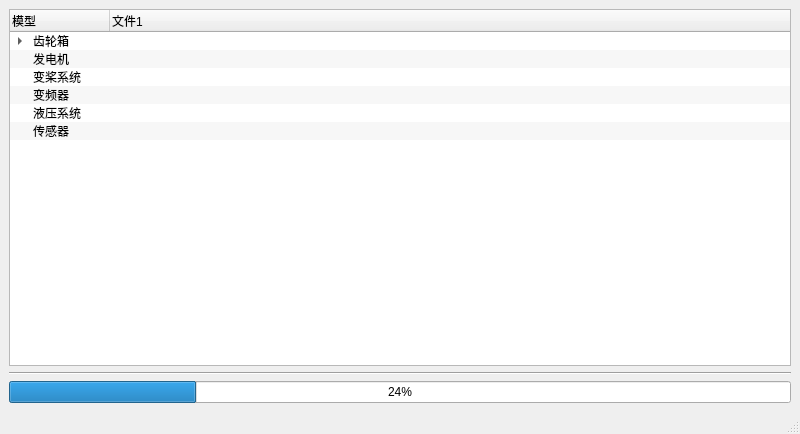
The window that res/ui/run.ui (LiYorange/MyOFP2.0) describes before a commit, drawn with Qt 5.
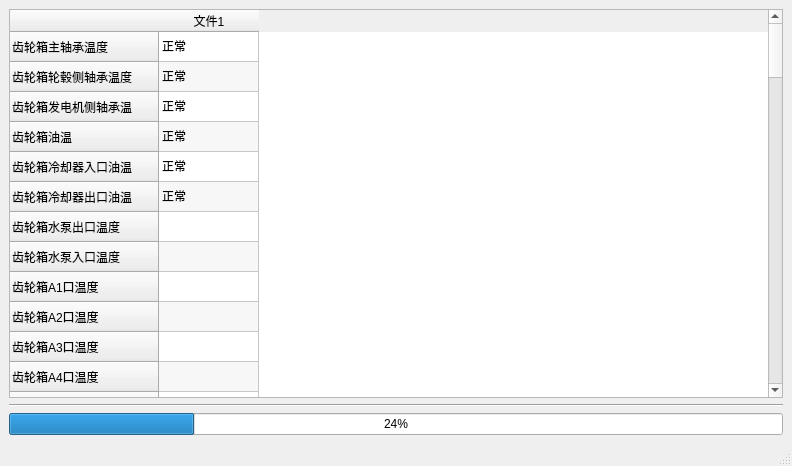
The same window after the commit.

Commit message: 完成TM MM M之间的通讯以及多文件处理

```diff
--- a/res/ui/run.ui
+++ b/res/ui/run.ui
@@ -6,8 +6,8 @@
    <rect>
     <x>0</x>
     <y>0</y>
-    <width>800</width>
-    <height>434</height>
+    <width>792</width>
+    <height>466</height>
    </rect>
   </property>
   <property name="windowTitle">
@@ -16,9 +16,27 @@
   <widget class="QWidget" name="centralwidget">
    <layout class="QVBoxLayout" name="verticalLayout">
     <item>
-     <widget class="QTreeWidget" name="treeWidget">
+     <widget class="QTableWidget" name="tableWidget">
+      <property name="frameShape">
+       <enum>QFrame::StyledPanel</enum>
+      </property>
+      <property name="frameShadow">
+       <enum>QFrame::Sunken</enum>
+      </property>
+      <property name="lineWidth">
+       <number>3</number>
+      </property>
+      <property name="midLineWidth">
+       <number>1</number>
+      </property>
+      <property name="verticalScrollBarPolicy">
+       <enum>Qt::ScrollBarAsNeeded</enum>
+      </property>
+      <property name="horizontalScrollBarPolicy">
+       <enum>Qt::ScrollBarAsNeeded</enum>
+      </property>
       <property name="sizeAdjustPolicy">
-       <enum>QAbstractScrollArea::AdjustToContents</enum>
+       <enum>QAbstractScrollArea::AdjustToContentsOnFirstShow</enum>
       </property>
       <property name="editTriggers">
        <set>QAbstractItemView::CurrentChanged|QAbstractItemView::DoubleClicked|QAbstractItemView::EditKeyPressed|QAbstractItemView::SelectedClicked</set>
@@ -29,231 +47,503 @@
       <property name="selectionMode">
        <enum>QAbstractItemView::SingleSelection</enum>
       </property>
-      <property name="selectionBehavior">
-       <enum>QAbstractItemView::SelectItems</enum>
+      <property name="textElideMode">
+       <enum>Qt::ElideNone</enum>
       </property>
-      <property name="allColumnsShowFocus">
+      <property name="showGrid">
        <bool>true</bool>
       </property>
-      <attribute name="headerCascadingSectionResizes">
+      <property name="gridStyle">
+       <enum>Qt::SolidLine</enum>
+      </property>
+      <property name="sortingEnabled">
+       <bool>true</bool>
+      </property>
+      <property name="wordWrap">
        <bool>false</bool>
-      </attribute>
-      <attribute name="headerShowSortIndicator" stdset="0">
+      </property>
+      <property name="cornerButtonEnabled">
        <bool>false</bool>
-      </attribute>
-      <column>
-       <property name="text">
-        <string>模型</string>
-       </property>
-      </column>
-      <column>
-       <property name="text">
-        <string>文件1</string>
-       </property>
-      </column>
-      <item>
-       <property name="text">
-        <string>齿轮箱</string>
-       </property>
-       <item>
+      </property>
+      <property name="columnCount">
+       <number>1</number>
+      </property>
+      <attribute name="horizontalHeaderVisible">
+       <bool>true</bool>
+      </attribute>
+      <attribute name="horizontalHeaderCascadingSectionResizes">
+       <bool>true</bool>
+      </attribute>
+      <attribute name="horizontalHeaderHighlightSections">
+       <bool>false</bool>
+      </attribute>
+      <attribute name="horizontalHeaderShowSortIndicator" stdset="0">
+       <bool>false</bool>
+      </attribute>
+      <attribute name="horizontalHeaderStretchLastSection">
+       <bool>false</bool>
+      </attribute>
+      <attribute name="verticalHeaderVisible">
+       <bool>true</bool>
+      </attribute>
+      <attribute name="verticalHeaderCascadingSectionResizes">
+       <bool>true</bool>
+      </attribute>
+      <attribute name="verticalHeaderMinimumSectionSize">
+       <number>25</number>
+      </attribute>
+      <attribute name="verticalHeaderDefaultSectionSize">
+       <number>30</number>
+      </attribute>
+      <attribute name="verticalHeaderShowSortIndicator" stdset="0">
+       <bool>false</bool>
+      </attribute>
+      <attribute name="verticalHeaderStretchLastSection">
+       <bool>false</bool>
+      </attribute>
+      <row>
         <property name="text">
          <string>齿轮箱主轴承温度</string>
         </property>
-       </item>
-       <item>
+      </row>
+      <row>
         <property name="text">
          <string>齿轮箱轮毂侧轴承温度</string>
         </property>
-       </item>
-       <item>
+      </row>
+      <row>
         <property name="text">
          <string>齿轮箱发电机侧轴承温</string>
         </property>
-       </item>
-       <item>
+      </row>
+      <row>
         <property name="text">
          <string>齿轮箱油温</string>
         </property>
-       </item>
-       <item>
+      </row>
+      <row>
         <property name="text">
          <string>齿轮箱冷却器入口油温</string>
         </property>
-       </item>
-       <item>
+      </row>
+      <row>
         <property name="text">
          <string>齿轮箱冷却器出口油温</string>
         </property>
-       </item>
-       <item>
+      </row>
+      <row>
         <property name="text">
          <string>齿轮箱水泵出口温度</string>
         </property>
-       </item>
-       <item>
+      </row>
+      <row>
         <property name="text">
          <string>齿轮箱水泵入口温度</string>
         </property>
-       </item>
-       <item>
+      </row>
+      <row>
         <property name="text">
          <string>齿轮箱A1口温度</string>
         </property>
-       </item>
-       <item>
+      </row>
+      <row>
         <property name="text">
          <string>齿轮箱A2口温度</string>
         </property>
-       </item>
-       <item>
+      </row>
+      <row>
         <property name="text">
          <string>齿轮箱A3口温度</string>
         </property>
-       </item>
-       <item>
+      </row>
+      <row>
         <property name="text">
          <string>齿轮箱A4口温度</string>
         </property>
-       </item>
-       <item>
+      </row>
+      <row>
         <property name="text">
          <string>齿轮箱A1口压力</string>
         </property>
-       </item>
-       <item>
+      </row>
+      <row>
         <property name="text">
          <string>齿轮箱A2口压力</string>
         </property>
-       </item>
-       <item>
+      </row>
+      <row>
         <property name="text">
          <string>齿轮箱A3口压力</string>
         </property>
-       </item>
-       <item>
+      </row>
+      <row>
         <property name="text">
          <string>齿轮箱A4口压力</string>
         </property>
-       </item>
-       <item>
+      </row>
+      <row>
         <property name="text">
          <string>齿轮箱主泵1_1出口压力</string>
         </property>
-       </item>
-       <item>
+      </row>
+      <row>
         <property name="text">
          <string>齿轮箱主泵1_2出口压力</string>
         </property>
-       </item>
-       <item>
+      </row>
+      <row>
         <property name="text">
          <string>齿轮箱主泵2_1出口压力</string>
         </property>
-       </item>
-       <item>
+      </row>
+      <row>
         <property name="text">
          <string>齿轮箱主泵2_2出口压力</string>
         </property>
-       </item>
-       <item>
+      </row>
+      <row>
         <property name="text">
          <string>齿轮箱主泵滤芯压差1_1</string>
         </property>
-       </item>
-       <item>
+      </row>
+      <row>
         <property name="text">
          <string>齿轮箱主泵滤芯压差1_2</string>
         </property>
-       </item>
-       <item>
+      </row>
+      <row>
         <property name="text">
          <string>齿轮箱主泵滤芯压差2_1</string>
         </property>
-       </item>
-       <item>
+      </row>
+      <row>
         <property name="text">
          <string>齿轮箱主泵滤芯压差2_2</string>
         </property>
-       </item>
-       <item>
+      </row>
+      <row>
         <property name="text">
          <string>齿轮箱冷却泵出口压力</string>
         </property>
-       </item>
-       <item>
+      </row>
+      <row>
         <property name="text">
          <string>齿轮箱过滤泵出口压力</string>
         </property>
-       </item>
-       <item>
+      </row>
+      <row>
         <property name="text">
          <string>齿轮箱油位</string>
         </property>
-       </item>
-       <item>
+      </row>
+      <row>
         <property name="text">
          <string>齿轮箱水泵1温差</string>
         </property>
-       </item>
-       <item>
+      </row>
+      <row>
         <property name="text">
          <string>齿轮箱水泵2温差</string>
         </property>
-       </item>
-       <item>
+      </row>
+      <row>
         <property name="text">
          <string>齿轮箱水泵1出口压力</string>
         </property>
-       </item>
-       <item>
+      </row>
+      <row>
         <property name="text">
          <string>齿轮箱水泵1入口压力</string>
         </property>
-       </item>
-       <item>
+      </row>
+      <row>
         <property name="text">
          <string>齿轮箱水泵2出口压力</string>
         </property>
-       </item>
-       <item>
+      </row>
+      <row>
         <property name="text">
          <string>齿轮箱水泵2入口压力</string>
         </property>
-       </item>
-       <item>
+      </row>
+      <row>
         <property name="text">
          <string>齿轮箱水泵1压力差</string>
         </property>
-       </item>
-       <item>
+      </row>
+      <row>
         <property name="text">
          <string>齿轮箱水泵2压力差</string>
         </property>
-       </item>
+      </row>
+      <row>
+       <property name="text">
+        <string>发电机绕组PT100接线</string>
+       </property>
+      </row>
+      <row>
+       <property name="text">
+        <string>发电机绕组温度</string>
+       </property>
+      </row>
+      <row>
+       <property name="text">
+        <string>发电机齿轮箱侧轴承温度</string>
+       </property>
+      </row>
+      <row>
+       <property name="text">
+        <string>发电机机舱侧轴承温度</string>
+       </property>
+      </row>
+      <row>
+       <property name="text">
+        <string>发电机轴承温度传感器</string>
+       </property>
+      </row>
+      <row>
+       <property name="text">
+        <string>发电机内冷入口温度传感器</string>
+       </property>
+      </row>
+      <row>
+       <property name="text">
+        <string>发电机内冷出口温度传感器</string>
+       </property>
+      </row>
+      <row>
+       <property name="text">
+        <string>发电机外冷入口温度传感器</string>
+       </property>
+      </row>
+      <row>
+       <property name="text">
+        <string>发电机外冷出口温度传感器</string>
+       </property>
+      </row>
+      <row>
+       <property name="text">
+        <string>发电机内冷入口温度</string>
+       </property>
+      </row>
+      <row>
+       <property name="text">
+        <string>发电机内冷出口温度</string>
+       </property>
+      </row>
+      <row>
+       <property name="text">
+        <string>发电机内冷温差</string>
+       </property>
+      </row>
+      <row>
+       <property name="text">
+        <string>发电机外冷温差</string>
+       </property>
+      </row>
+      <row>
+       <property name="text">
+        <string>叶轮转速</string>
+       </property>
+      </row>
+      <row>
+       <property name="text">
+        <string>桨叶电机温度</string>
+       </property>
+      </row>
+      <row>
+       <property name="text">
+        <string>桨叶轴控箱温度</string>
+       </property>
+      </row>
+      <row>
+       <property name="text">
+        <string>桨叶轴控箱温差</string>
+       </property>
+      </row>
+      <row>
+       <property name="text">
+        <string>变桨驱动器散热器温度</string>
+       </property>
+      </row>
+      <row>
+       <property name="text">
+        <string>桨叶电池箱温度</string>
+       </property>
+      </row>
+      <row>
+       <property name="text">
+        <string>桨叶电池箱温差</string>
+       </property>
+      </row>
+      <row>
+       <property name="text">
+        <string>变频器主机IGBT温度</string>
+       </property>
+      </row>
+      <row>
+       <property name="text">
+        <string>变频器从机IGBT温度</string>
+       </property>
+      </row>
+      <row>
+       <property name="text">
+        <string>变流器发电机转速</string>
+       </property>
+      </row>
+      <row>
+       <property name="text">
+        <string>变频器主机冷却液温度</string>
+       </property>
+      </row>
+      <row>
+       <property name="text">
+        <string>变频器从机冷却液温度</string>
+       </property>
+      </row>
+      <row>
+       <property name="text">
+        <string>变频器主机冷却液压力</string>
+       </property>
+      </row>
+      <row>
+       <property name="text">
+        <string>变频器从机冷却液压力</string>
+       </property>
+      </row>
+      <row>
+       <property name="text">
+        <string>液压系统压力</string>
+       </property>
+      </row>
+      <row>
+       <property name="text">
+        <string>液压泵频繁启停</string>
+       </property>
+      </row>
+      <row>
+       <property name="text">
+        <string>偏航半释放压力1</string>
+       </property>
+      </row>
+      <row>
+       <property name="text">
+        <string>偏航半释放压力2</string>
+       </property>
+      </row>
+      <row>
+       <property name="text">
+        <string>液压系统油温</string>
+       </property>
+      </row>
+      <row>
+       <property name="text">
+        <string>液压泵出口压力</string>
+       </property>
+      </row>
+      <row>
+       <property name="text">
+        <string>液压叶轮锁定压力</string>
+       </property>
+      </row>
+      <row>
+       <property name="text">
+        <string>叶轮锁定储能罐压力</string>
+       </property>
+      </row>
+      <row>
+       <property name="text">
+        <string>偏航压力</string>
+       </property>
+      </row>
+      <row>
+       <property name="text">
+        <string>偏航制动器1</string>
+       </property>
+      </row>
+      <row>
+       <property name="text">
+        <string>偏航制动器2</string>
+       </property>
+      </row>
+      <row>
+       <property name="text">
+        <string>塔基变压器温度</string>
+       </property>
+      </row>
+      <row>
+       <property name="text">
+        <string>塔基柜温度</string>
+       </property>
+      </row>
+      <row>
+       <property name="text">
+        <string>塔基柜加热器</string>
+       </property>
+      </row>
+      <row>
+       <property name="text">
+        <string>机舱动力柜温度</string>
+       </property>
+      </row>
+      <row>
+       <property name="text">
+        <string>机舱动力柜加热器</string>
+       </property>
+      </row>
+      <row>
+       <property name="text">
+        <string>机舱信号柜温度</string>
+       </property>
+      </row>
+      <row>
+       <property name="text">
+        <string>机舱信号柜加热器</string>
+       </property>
+      </row>
+      <row>
+       <property name="text">
+        <string>偏航驱动柜温度</string>
+       </property>
+      </row>
+      <column>
+       <property name="text">
+        <string>文件1</string>
+       </property>
+      </column>
+      <item row="0" column="0">
+       <property name="text">
+        <string>正常</string>
+       </property>
+      </item>
+      <item row="1" column="0">
+       <property name="text">
+        <string>正常</string>
+       </property>
       </item>
-      <item>
+      <item row="2" column="0">
        <property name="text">
-        <string>发电机</string>
+        <string>正常</string>
        </property>
       </item>
-      <item>
+      <item row="3" column="0">
        <property name="text">
-        <string>变桨系统</string>
+        <string>正常</string>
        </property>
       </item>
-      <item>
+      <item row="4" column="0">
        <property name="text">
-        <string>变频器</string>
+        <string>正常</string>
        </property>
       </item>
-      <item>
+      <item row="5" column="0">
        <property name="text">
-        <string>液压系统</string>
+        <string>正常</string>
        </property>
       </item>
-      <item>
+      <item row="6" column="0">
        <property name="text">
-        <string>传感器</string>
+        <string/>
        </property>
       </item>
      </widget>
```
Left out of the diff: 15 changed lines with no effect on the pictures. Lines whose indentation alone changed are shown as unchanged. The commit also changes 14 other files.
